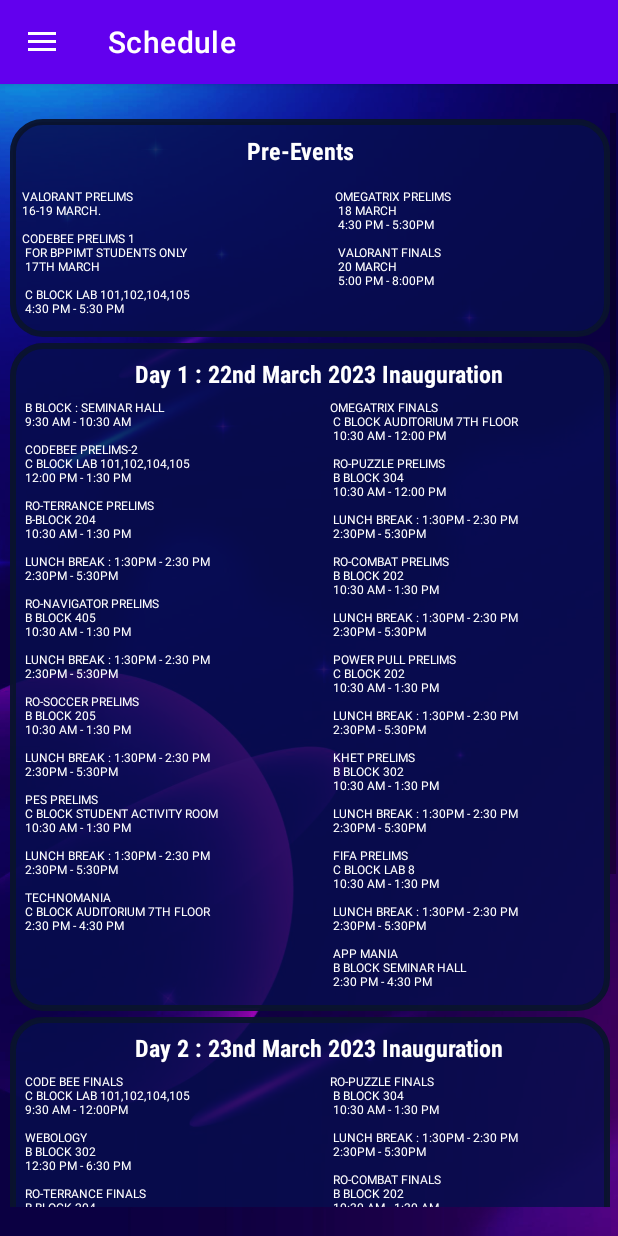
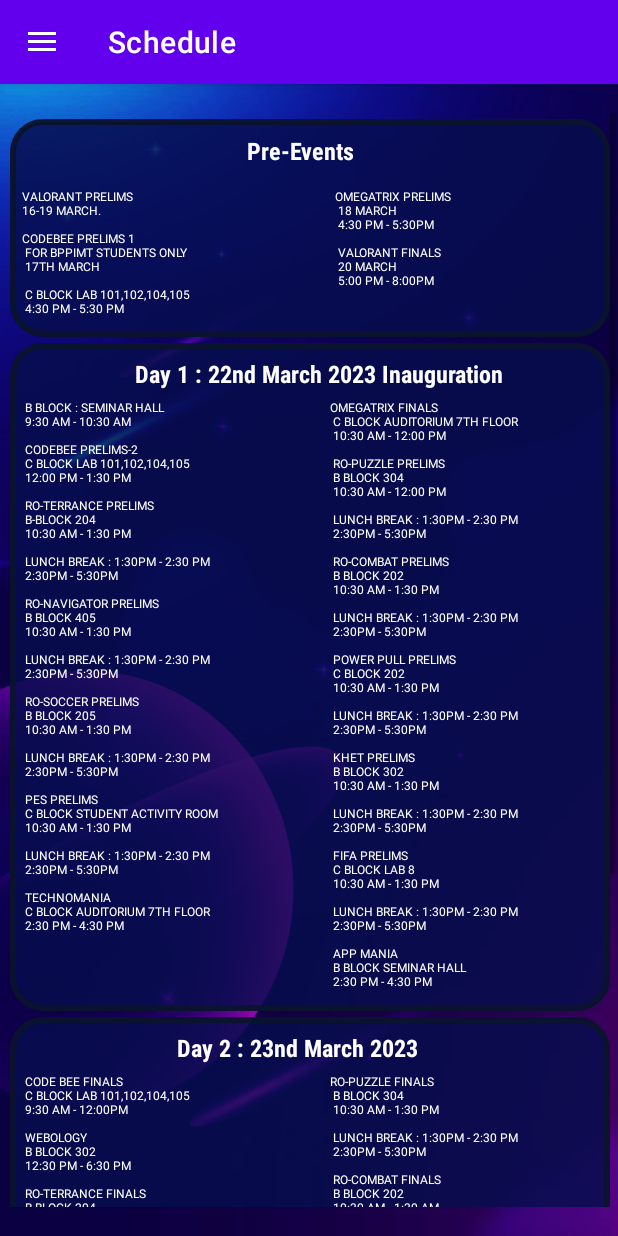
Before and after one commit to TaurusSilver002/utterfinal, an Android app: the screen it shows after launch (MainActivity), in the side drawer, after a tap on "Schedule", on a phone screen of 412 x 824 dp. Run offline under Robolectric (Android 15) with nearby library versions, the phone set to English and light mode, and no system bars.

Commit message:
results removed

```diff
--- a/app/src/main/java/com/example/techstormxml/MainActivity.kt
+++ b/app/src/main/java/com/example/techstormxml/MainActivity.kt
@@ -36,7 +36,7 @@ class MainActivity : AppCompatActivity() {
             when (it.itemId) {
                 R.id.nav_home -> replaceFragment(HomeFragment(), it.title.toString())
                 R.id.nav_schedule -> replaceFragment(ScheduleFragment(), it.title.toString())
-                R.id.nav_results -> replaceFragment(ResultsFragment(), it.title.toString())
+                //R.id.nav_results -> replaceFragment(ResultsFragment(), it.title.toString())
              //   R.id.blank -> replaceFragment(BlankFragment(), it.title.toString())
                 R.id.nav_sponcers -> replaceFragment(SponcerFragment(), it.title.toString())
                 R.id.nav_team -> replaceFragment(TeamsFragment(), it.title.toString())
--- a/app/src/main/res/layout/fragment_schedule.xml
+++ b/app/src/main/res/layout/fragment_schedule.xml
@@ -229,8 +229,7 @@ B BLOCK SEMINAR HALL&#xA;
                 android:layout_marginTop="9dp"
                 android:layout_marginEnd="0dp"
                 android:fontFamily="sans-serif-condensed"
-                android:text="                Day 2 : 23nd March 2023
-Inauguration"
+                android:text="                       Day 2 : 23nd March 2023"
                 android:textColor="@color/white"
                 android:textSize="16dp"
                 android:textStyle="bold" />
--- a/app/src/main/res/menu/nav_menu.xml
+++ b/app/src/main/res/menu/nav_menu.xml
@@ -17,11 +17,7 @@ xmlns:tools="http://schemas.android.com/tools"
         android:fontFamily="@font/altea"
         android:title="Schedule"/>
 
-    <item
-        android:id="@+id/nav_results"
-        android:fontFamily="@font/altea"
-        android:icon="@drawable/ic_results"
-        android:title="Result"/>
+
 
     <item
         android:id="@+id/nav_sponcers"
```
